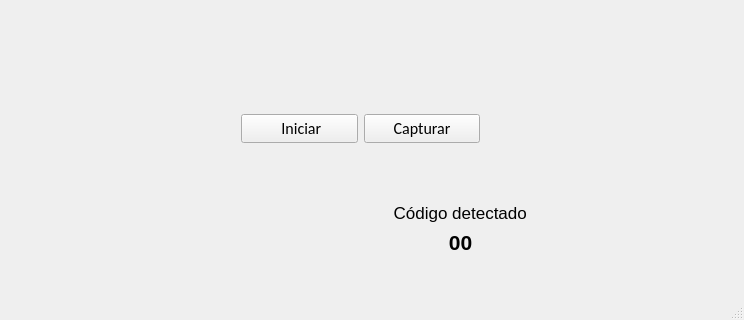
Qt form ProyectoPSM/ProyectoPSM.ui (NauTTM/ProyectoPSM) before a commit; both pictures show x 0 to 744 and y 330 to 650 of the 744 by 650 pixel window.
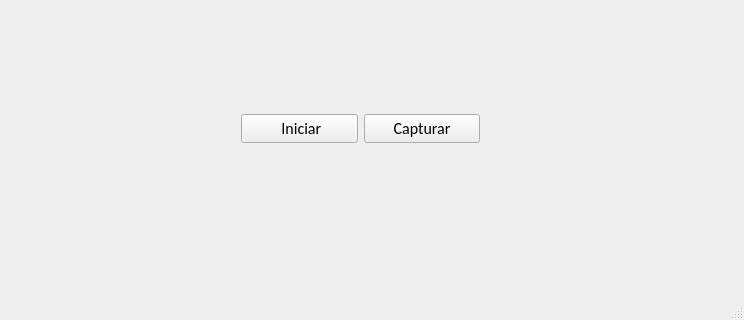
The same form after that commit.

```diff
--- a/ProyectoPSM/ProyectoPSM.ui
+++ b/ProyectoPSM/ProyectoPSM.ui
@@ -99,7 +99,7 @@
    <widget class="QLabel" name="ImagenSegmentada">
     <property name="geometry">
      <rect>
-      <x>190</x>
+      <x>40</x>
       <y>490</y>
       <width>171</width>
       <height>101</height>
@@ -115,47 +115,33 @@
    <widget class="QLabel" name="codigo">
     <property name="geometry">
      <rect>
-      <x>410</x>
-      <y>540</y>
-      <width>101</width>
-      <height>31</height>
+      <x>240</x>
+      <y>490</y>
+      <width>171</width>
+      <height>101</height>
      </rect>
     </property>
-    <property name="font">
-     <font>
-      <pointsize>16</pointsize>
-      <bold>true</bold>
-     </font>
-    </property>
     <property name="text">
-     <string>00</string>
+     <string/>
     </property>
-    <property name="textFormat">
-     <enum>Qt::TextFormat::MarkdownText</enum>
+    <property name="scaledContents">
+     <bool>true</bool>
     </property>
-    <property name="alignment">
-     <set>Qt::AlignmentFlag::AlignCenter</set>
-    </property>
    </widget>
    <widget class="QLabel" name="codigodetectado">
     <property name="geometry">
      <rect>
-      <x>380</x>
-      <y>510</y>
-      <width>151</width>
-      <height>31</height>
+      <x>470</x>
+      <y>490</y>
+      <width>171</width>
+      <height>101</height>
      </rect>
     </property>
-    <property name="font">
-     <font>
-      <pointsize>13</pointsize>
-     </font>
-    </property>
     <property name="text">
-     <string>  Código detectado</string>
+     <string/>
     </property>
-    <property name="alignment">
-     <set>Qt::AlignmentFlag::AlignCenter</set>
+    <property name="scaledContents">
+     <bool>true</bool>
     </property>
    </widget>
   </widget>
```
Left out of the diff: 4 changed lines with no effect on the pictures.
